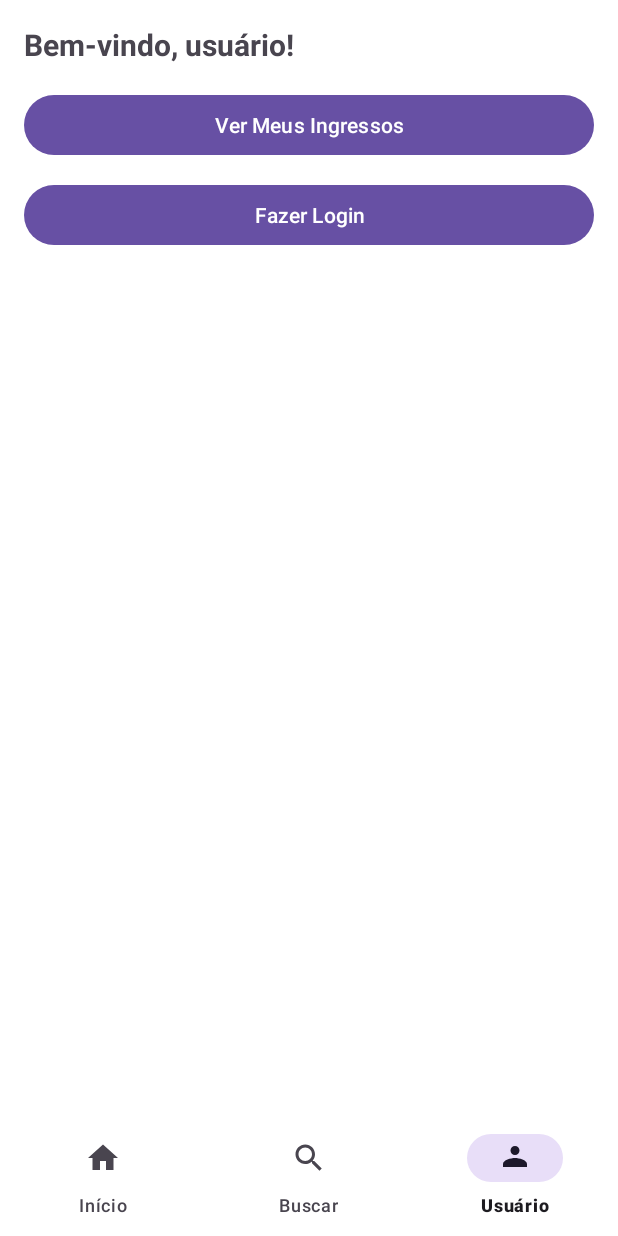
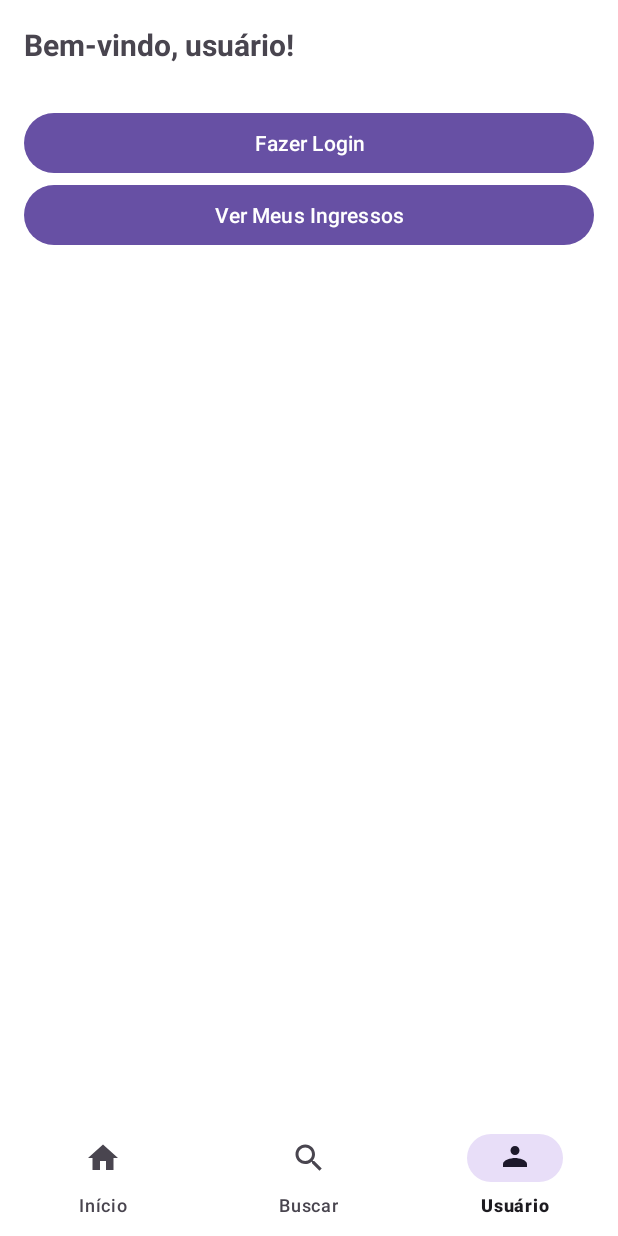
Before and after one commit to bernardoburigo/projeto-ticketing, an Android app: the UsuarioActivity screen opened directly, with no data from a screen before it, on a phone screen of 412 x 824 dp. Run offline under Robolectric (Android 15) with nearby library versions, the phone set to English and light mode, and no system bars.

Commit message:
commit: ordem botões

```diff
--- a/AppPublico/app/src/main/res/layout/activity_usuario.xml
+++ b/AppPublico/app/src/main/res/layout/activity_usuario.xml
@@ -22,17 +22,17 @@
             android:layout_marginBottom="16dp" />
 
         <Button
+            android:id="@+id/btnLogin"
+            android:layout_width="match_parent"
+            android:layout_height="wrap_content"
+            android:layout_marginTop="12dp"
+            android:text="Fazer Login" />
+
+        <Button
             android:id="@+id/btnHistorico"
             android:layout_width="match_parent"
             android:layout_height="wrap_content"
             android:text="Ver Meus Ingressos" />
-
-        <Button
-            android:id="@+id/btnLogin"
-            android:layout_width="match_parent"
-            android:layout_height="wrap_content"
-            android:text="Fazer Login"
-            android:layout_marginTop="12dp" />
     </LinearLayout>
 
     <com.google.android.material.bottomnavigation.BottomNavigationView
```
